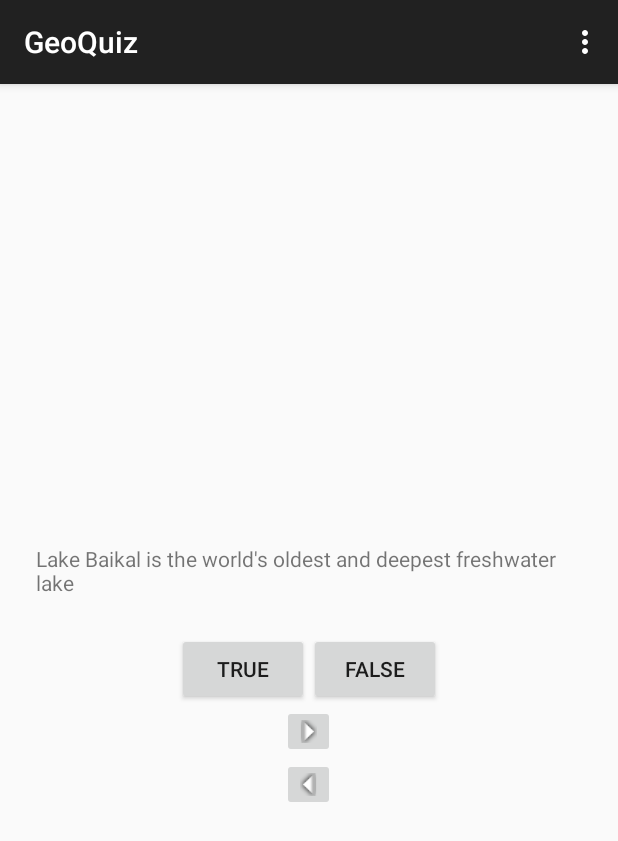
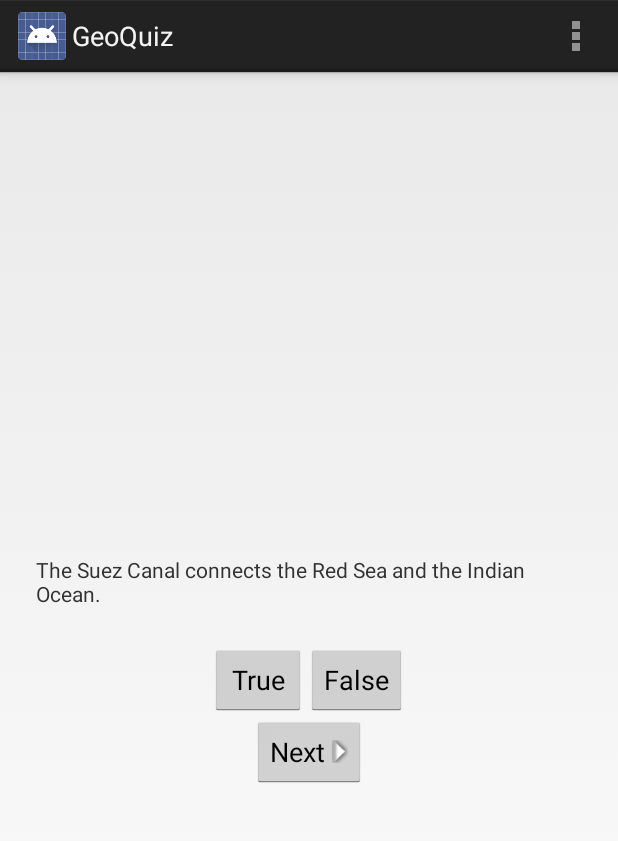
Before and after one commit to mkhat23/Practice_Projects, an Android app: the screen it shows after launch (QuizActivity), in the options menu, after a tap on "Settings", on a phone screen of 412 x 824 dp. Shown: the top 841 px of the screen. Run offline under Robolectric (Android 15) with nearby library versions, the phone set to English and light mode, and no system bars.

Commit message:
updated changes for chapter 2 to adhere to MVC

```diff
--- a/Android_Projects/GeoQuiz/app/src/main/java/com/mandeepk/mkh10/geoquiz/QuizActivity.java
+++ b/Android_Projects/GeoQuiz/app/src/main/java/com/mandeepk/mkh10/geoquiz/QuizActivity.java
@@ -1,90 +1,38 @@
 package com.mandeepk.mkh10.geoquiz;
 
+import android.app.Activity;
 import android.os.Bundle;
-import android.support.v7.app.ActionBarActivity;
 import android.view.Menu;
-import android.view.MenuItem;
 import android.view.View;
 import android.widget.Button;
-import android.widget.ImageButton;
 import android.widget.TextView;
 import android.widget.Toast;
 
+public class QuizActivity extends Activity {
 
-public class QuizActivity extends ActionBarActivity {
+    Button mTrueButton;
+    Button mFalseButton;
+    Button mNextButton;
 
-    private Button mTrueButton;
-    private Button mFalseButton;
-    private ImageButton mNextButton;
-    private ImageButton mPreviousButton;
-    private TextView mQuestionTextView;
+    TextView mQuestionTextView;
 
-    private TrueFalse[] mQuestionBank = new TrueFalse[]{
+    TrueFalse[] mAnswerKey = new TrueFalse[] {
             new TrueFalse(R.string.question_oceans, true),
             new TrueFalse(R.string.question_mideast, false),
             new TrueFalse(R.string.question_africa, false),
             new TrueFalse(R.string.question_americas, true),
-            new TrueFalse(R.string.question_asia, true),
+            new TrueFalse(R.string.question_asia, true)
     };
 
-    private int mCurrentIndex = 0;
-
-    @Override
-    protected void onCreate(Bundle savedInstanceState) {
-        super.onCreate(savedInstanceState);
-        setContentView(R.layout.activity_quiz);
-
-        mQuestionTextView = (TextView) findViewById(R.id.question_text_view);
-        mQuestionTextView.setOnClickListener(new TextView.OnClickListener(){
-            @Override
-        public void onClick(View v) {
-            mCurrentIndex = (mCurrentIndex + 1) % mQuestionBank.length;
-                updateQuestion();
-            }
-        });
-
-        mTrueButton = (Button) findViewById(R.id.true_button);
-        mTrueButton.setOnClickListener(new View.OnClickListener() {
-            @Override
-            public void onClick(View v) {
-                checkAnswer(true);
-            }
-        });
-
-        mFalseButton = (Button) findViewById(R.id.false_button);
-        mFalseButton.setOnClickListener(new View.OnClickListener() {
-            @Override
-            public void onClick(View v) {
-                checkAnswer(false);
-            }
-        });
-
-        mNextButton = (ImageButton) findViewById(R.id.next_button);
-        mNextButton.setOnClickListener(new View.OnClickListener() {
-            @Override
-            public void onClick(View v) {
-                mCurrentIndex = (mCurrentIndex + 1) % mQuestionBank.length;
-                updateQuestion();
-            }
-        });
-
-        mPreviousButton = (ImageButton) findViewById(R.id.previous_button);
-        mPreviousButton.setOnClickListener(new View.OnClickListener(){
-            @Override
-        public void onClick (View v){
-                mCurrentIndex =  (mCurrentIndex - 1) % mQuestionBank.length;
-                updateQuestion();
-            }
-        });
-    }
+    int mCurrentIndex = 0;
 
     private void updateQuestion() {
-        int question = mQuestionBank[mCurrentIndex].getQuestion();
+        int question = mAnswerKey[mCurrentIndex].getQuestion();
         mQuestionTextView.setText(question);
     }
 
     private void checkAnswer(boolean userPressedTrue) {
-        boolean answerIsTrue = mQuestionBank[mCurrentIndex].isTrueQuestion();
+        boolean answerIsTrue = mAnswerKey[mCurrentIndex].isTrueQuestion();
 
         int messageResId = 0;
 
@@ -94,27 +42,56 @@ public class QuizActivity extends ActionBarActivity {
             messageResId = R.string.incorrect_toast;
         }
 
-        Toast.makeText(this, messageResId, Toast.LENGTH_SHORT).show();
+        Toast.makeText(this, messageResId, Toast.LENGTH_SHORT)
+            .show();
+    }
 
+    @Override
+    protected void onCreate(Bundle savedInstanceState) {
+        super.onCreate(savedInstanceState);
+        setContentView(R.layout.activity_quiz);
+
+        mQuestionTextView = (TextView)findViewById(R.id.question_text_view);
+        //set text to first question in array
+
+        mTrueButton = (Button)findViewById(R.id.true_button);
+        mTrueButton.setOnClickListener(new View.OnClickListener() {
+
+            @Override
+            public void onClick(View v) {
+                checkAnswer(true);
+            }
+        });
+
+        mFalseButton = (Button)findViewById(R.id.false_button);
+        mFalseButton.setOnClickListener(new View.OnClickListener() {
+            @Override
+            public void onClick(View v) {
+                checkAnswer(false);
+            }
+        });
+
+        mNextButton = (Button)findViewById(R.id.next_button);
+        mNextButton.setOnClickListener(new View.OnClickListener() {
+            @Override
+            public void onClick(View v) {
+                mCurrentIndex = (mCurrentIndex + 1) % mAnswerKey.length;
+                updateQuestion();
+            }
+        });
+
+        updateQuestion();
     }
 
 
-        @Override
-        public boolean onCreateOptionsMenu (Menu menu){
-            // Inflate the menu; this adds items to the action bar if it is present.
-            getMenuInflater().inflate(R.menu.quiz, menu);
-            return true;
-        }
 
-        @Override
-        public boolean onOptionsItemSelected (MenuItem item){
-            // Handle action bar item clicks here. The action bar will
-            // automatically handle clicks on the Home/Up button, so long
-            // as you specify a parent activity in AndroidManifest.xml.
-            int id = item.getItemId();
-            if (id == R.id.action_settings) {
-                return true;
-            }
-            return super.onOptionsItemSelected(item);
-        }
+
+
+    @Override
+    public boolean onCreateOptionsMenu(Menu menu) {
+        // Inflate the menu; this adds items to the action bar if it is present.
+        getMenuInflater().inflate(R.menu.activity_quiz, menu);
+        return true;
     }
+
+}
--- a/Android_Projects/GeoQuiz/app/src/main/res/layout/activity_quiz.xml
+++ b/Android_Projects/GeoQuiz/app/src/main/res/layout/activity_quiz.xml
@@ -1,48 +1,41 @@
 <LinearLayout xmlns:android="http://schemas.android.com/apk/res/android"
-    xmlns:tools="http://schemas.android.com/tools"
   android:layout_width="match_parent"
   android:layout_height="match_parent"
   android:gravity="center"
-    android:orientation="vertical"
-    tools:context=".QuizActivity">
+  android:orientation="vertical" >
 
   <TextView
     android:id="@+id/question_text_view"
     android:layout_width="wrap_content"
     android:layout_height="wrap_content"
-        android:padding="24dp"/>
+    android:padding="24dp" />
 
   <LinearLayout
     android:layout_width="wrap_content"
     android:layout_height="wrap_content"
     android:orientation="horizontal">
 
-
     <Button
       android:id="@+id/true_button"
       android:layout_width="wrap_content"
       android:layout_height="wrap_content"
-            android:text="@string/true_button"/>
+      android:text="@string/true_button" />
 
     <Button
       android:id="@+id/false_button"
       android:layout_width="wrap_content"
       android:layout_height="wrap_content"
-            android:text="@string/false_button"/>
-
+      android:text="@string/false_button" />
 
   </LinearLayout>
 
-         <ImageButton
+  <Button
     android:id="@+id/next_button"
     android:layout_width="wrap_content"
     android:layout_height="wrap_content"
-             android:src = "@drawable/arrow_right"/>
-
-        <ImageButton
-            android:id="@+id/previous_button"
-            android:layout_width="wrap_content"
-            android:layout_height="wrap_content"
-            android:src="@drawable/arrow_left"/>
+    android:text="@string/next_button"
+    android:drawableRight="@drawable/arrow_right"
+    android:drawablePadding="4dp"
+    />
 
 </LinearLayout>
--- /dev/null
+++ b/Android_Projects/GeoQuiz/app/src/main/res/menu/activity_quiz.xml
@@ -0,0 +1,9 @@
+<menu xmlns:android="http://schemas.android.com/apk/res/android" >
+
+  <item
+    android:id="@+id/menu_settings"
+    android:orderInCategory="100"
+    android:showAsAction="never"
+    android:title="@string/menu_settings"/>
+
+</menu>
--- a/Android_Projects/GeoQuiz/app/src/main/res/menu/quiz.xml
+++ b/Android_Projects/GeoQuiz/app/src/main/res/menu/quiz.xml
@@ -3,7 +3,7 @@
     xmlns:tools="http://schemas.android.com/tools"
     tools:context=".QuizActivity" >
     <item android:id="@+id/action_settings"
-        android:title="@string/action_settings"
+        android:title="@string/menu_settings"
         android:orderInCategory="100"
         app:showAsAction="never" />
 </menu>
--- /dev/null
+++ b/Android_Projects/GeoQuiz/app/src/main/res/values-v11/styles.xml
@@ -0,0 +1,11 @@
+<resources>
+
+  <!--
+        Base application theme for API 11+. This theme completely replaces
+        AppBaseTheme from res/values/styles.xml on API 11+ devices.
+  -->
+  <style name="AppBaseTheme" parent="android:Theme.Holo.Light">
+    <!-- API 11 theme customizations can go here. -->
+  </style>
+
+</resources>
--- /dev/null
+++ b/Android_Projects/GeoQuiz/app/src/main/res/values-v14/styles.xml
@@ -0,0 +1,12 @@
+<resources>
+
+  <!--
+        Base application theme for API 14+. This theme completely replaces
+        AppBaseTheme from BOTH res/values/styles.xml and
+        res/values-v11/styles.xml on API 14+ devices.
+  -->
+  <style name="AppBaseTheme" parent="android:Theme.Holo.Light.DarkActionBar">
+    <!-- API 14 theme customizations can go here. -->
+  </style>
+
+</resources>
--- a/Android_Projects/GeoQuiz/app/src/main/res/values/strings.xml
+++ b/Android_Projects/GeoQuiz/app/src/main/res/values/strings.xml
@@ -1,19 +1,19 @@
 <?xml version="1.0" encoding="utf-8"?>
 <resources>
 
-    <string name="app_name">GeoQuiz</string>
-    <string name="next_button">Next</string>
-    <string name="previous_button">Prev</string>
-    <string name="true_button">True</string>
-    <string name="false_button">False</string>
-    <string name="action_settings">Settings</string>
-    <string name="correct_toast">Correct! :)</string>
-    <string name="incorrect_toast">Incorrect! :(</string>
-    <string name="question_oceans">The Pacific Ocean is larger than the Atlantic Ocean</string>
-    <string name="question_mideast">The Suez Canal connects the Red Sea and Indian Ocean</string>
-    <string name="question_africa">The source of the Nile River is in Egypt</string>
-    <string name="question_americas">The Amazon River is the longest river in the Americas</string>
-    <string name="question_asia">Lake Baikal is the world\'s oldest and deepest freshwater lake</string>
-    <string name="question_">The Pacific Ocean is larger than the Atlantic Ocean</string>
+  <string name="app_name">GeoQuiz</string>
+  <string name="true_button">True</string>
+  <string name="false_button">False</string>
+  <string name="next_button">Next</string>
+  <string name="prev_button">Prev</string>
+
+  <string name="correct_toast">Correct!</string>
+  <string name="incorrect_toast">Incorrect!</string>
+  <string name="menu_settings">Settings</string>
+  <string name="question_oceans">The Pacific Ocean is larger than the Atlantic Ocean.</string>
+  <string name="question_mideast">The Suez Canal connects the Red Sea and the Indian Ocean.</string>
+  <string name="question_africa">The source of the Nile River is in Egypt.</string>
+  <string name="question_americas">The Amazon River is the longest river in the Americas.</string>
+  <string name="question_asia">Lake Baikal is the world\'s oldest and deepest freshwater lake.</string>
 
 </resources>
--- a/Android_Projects/GeoQuiz/app/src/main/res/values/styles.xml
+++ b/Android_Projects/GeoQuiz/app/src/main/res/values/styles.xml
@@ -1,8 +1,20 @@
 <resources>
 
-    <!-- Base application theme. -->
-    <style name="AppTheme" parent="Theme.AppCompat.Light.DarkActionBar">
-        <!-- Customize your theme here. -->
-    </style>
+  <!--
+        Base application theme, dependent on API level. This theme is replaced
+        by AppBaseTheme from res/values-vXX/styles.xml on newer devices.
+  -->
+  <style name="AppBaseTheme" parent="android:Theme.Light">
+    <!--
+            Theme customizations available in newer API levels can go in
+            res/values-vXX/styles.xml, while customizations related to
+            backward-compatibility can go here.
+    -->
+  </style>
+
+  <!-- Application theme. -->
+  <style name="AppTheme" parent="AppBaseTheme">
+    <!-- All customizations that are NOT specific to a particular API-level can go here. -->
+  </style>
 
 </resources>
```
Also changed, not shown: Android_Projects/GeoQuiz/app/src/main/java/com/mandeepk/mkh10/geoquiz/TrueFalse.java (+3 -4 lines), 1 other file. Lines whose indentation alone changed are shown as unchanged.
